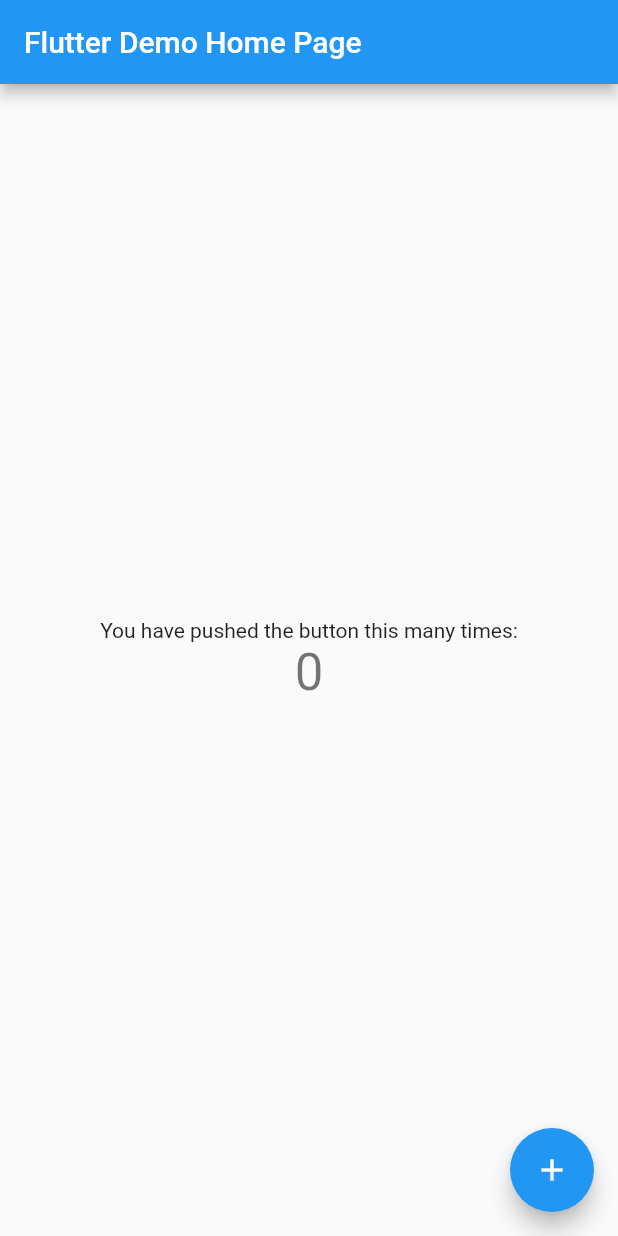
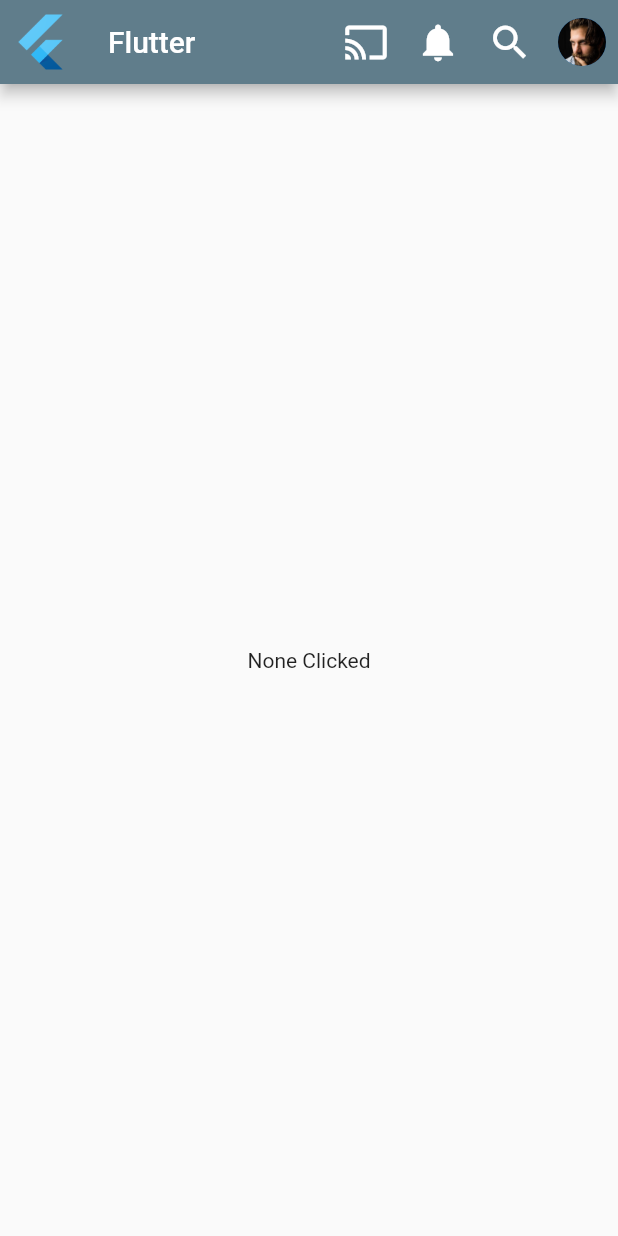
Before and after one commit to carlstep/flutter_appbar_tabbar_example, a Flutter app: the screen it shows after launch, on a phone screen of 412 x 824 dp. Run offline on Flutter 3.47's test engine with Material 2 defaults, Android fonts, the phone set to English and light mode, and no system bars.

Commit message:
coding for appBar

```diff
--- a/lib/main.dart
+++ b/lib/main.dart
@@ -1,115 +1,92 @@
 import 'package:flutter/material.dart';
 
 void main() {
-  runApp(const MyApp());
+  runApp(MyApp());
 }
 
 class MyApp extends StatelessWidget {
-  const MyApp({Key? key}) : super(key: key);
-
-  // This widget is the root of your application.
   @override
   Widget build(BuildContext context) {
     return MaterialApp(
-      title: 'Flutter Demo',
-      theme: ThemeData(
-        // This is the theme of your application.
-        //
-        // Try running your application with "flutter run". You'll see the
-        // application has a blue toolbar. Then, without quitting the app, try
-        // changing the primarySwatch below to Colors.green and then invoke
-        // "hot reload" (press "r" in the console where you ran "flutter run",
-        // or simply save your changes to "hot reload" in a Flutter IDE).
-        // Notice that the counter didn't reset back to zero; the application
-        // is not restarted.
-        primarySwatch: Colors.blue,
-      ),
-      home: const MyHomePage(title: 'Flutter Demo Home Page'),
+      home: MainPage(),
     );
   }
 }
 
-class MyHomePage extends StatefulWidget {
-  const MyHomePage({Key? key, required this.title}) : super(key: key);
-
-  // This widget is the home page of your application. It is stateful, meaning
-  // that it has a State object (defined below) that contains fields that affect
-  // how it looks.
-
-  // This class is the configuration for the state. It holds the values (in this
-  // case the title) provided by the parent (in this case the App widget) and
-  // used by the build method of the State. Fields in a Widget subclass are
-  // always marked "final".
-
-  final String title;
-
+class MainPage extends StatefulWidget {
   @override
-  State<MyHomePage> createState() => _MyHomePageState();
+  State<MainPage> createState() => _MainPageState();
 }
 
-class _MyHomePageState extends State<MyHomePage> {
-  int _counter = 0;
-
-  void _incrementCounter() {
-    setState(() {
-      // This call to setState tells the Flutter framework that something has
-      // changed in this State, which causes it to rerun the build method below
-      // so that the display can reflect the updated values. If we changed
-      // _counter without calling setState(), then the build method would not be
-      // called again, and so nothing would appear to happen.
-      _counter++;
-    });
-  }
+class _MainPageState extends State<MainPage> {
+  String text = 'None Clicked';
+  GlobalKey<ScaffoldState> drawerKey = GlobalKey();
 
   @override
   Widget build(BuildContext context) {
-    // This method is rerun every time setState is called, for instance as done
-    // by the _incrementCounter method above.
-    //
-    // The Flutter framework has been optimized to make rerunning build methods
-    // fast, so that you can just rebuild anything that needs updating rather
-    // than having to individually change instances of widgets.
     return Scaffold(
+      key: drawerKey,
+      endDrawer: Drawer(
+        backgroundColor: Colors.blueGrey[200],
+      ),
       appBar: AppBar(
-        // Here we take the value from the MyHomePage object that was created by
-        // the App.build method, and use it to set our appbar title.
-        title: Text(widget.title),
+        backgroundColor: Colors.blueGrey[500],
+        actions: [
+          IconButton(
+            splashRadius: 30,
+            onPressed: () {
+              setState(() {
+                text = 'Casting Clicked';
+              });
+            },
+            icon: Icon(Icons.cast),
+            iconSize: 30,
+          ),
+          IconButton(
+            splashRadius: 30,
+            onPressed: () {
+              setState(() {
+                text = 'Notifications Clicked';
+              });
+            },
+            icon: Icon(Icons.notifications),
+            iconSize: 30,
+          ),
+          IconButton(
+            splashRadius: 30,
+            onPressed: () {
+              setState(() {
+                text = 'Search Clicked';
+              });
+            },
+            icon: Icon(Icons.search),
+            iconSize: 30,
+          ),
+          IconButton(
+            splashRadius: 30,
+            onPressed: () {
+              setState(() {
+                text = 'Profile clicked, endDrawer opened.';
+                drawerKey.currentState?.openEndDrawer();
+              });
+            },
+            icon: CircleAvatar(
+              backgroundImage: AssetImage('assets/images/profile.jpg'),
+            ),
+            iconSize: 30,
+          ),
+        ],
+        leading: Padding(
+          padding: const EdgeInsets.all(8.0),
+          child: Image(
+            image: AssetImage('assets/images/logo.png'),
+          ),
+        ),
+        title: Text('Flutter'),
       ),
       body: Center(
-        // Center is a layout widget. It takes a single child and positions it
-        // in the middle of the parent.
-        child: Column(
-          // Column is also a layout widget. It takes a list of children and
-          // arranges them vertically. By default, it sizes itself to fit its
-          // children horizontally, and tries to be as tall as its parent.
-          //
-          // Invoke "debug painting" (press "p" in the console, choose the
-          // "Toggle Debug Paint" action from the Flutter Inspector in Android
-          // Studio, or the "Toggle Debug Paint" command in Visual Studio Code)
-          // to see the wireframe for each widget.
-          //
-          // Column has various properties to control how it sizes itself and
-          // how it positions its children. Here we use mainAxisAlignment to
-          // center the children vertically; the main axis here is the vertical
-          // axis because Columns are vertical (the cross axis would be
-          // horizontal).
-          mainAxisAlignment: MainAxisAlignment.center,
-          children: <Widget>[
-            const Text(
-              'You have pushed the button this many times:',
-            ),
-            Text(
-              '$_counter',
-              style: Theme.of(context).textTheme.headline4,
-            ),
-          ],
-        ),
+        child: Text(text),
       ),
-      floatingActionButton: FloatingActionButton(
-        onPressed: _incrementCounter,
-        tooltip: 'Increment',
-        child: const Icon(Icons.add),
-      ), // This trailing comma makes auto-formatting nicer for build methods.
     );
   }
 }
```
Also changed, not shown: 3 other files.
